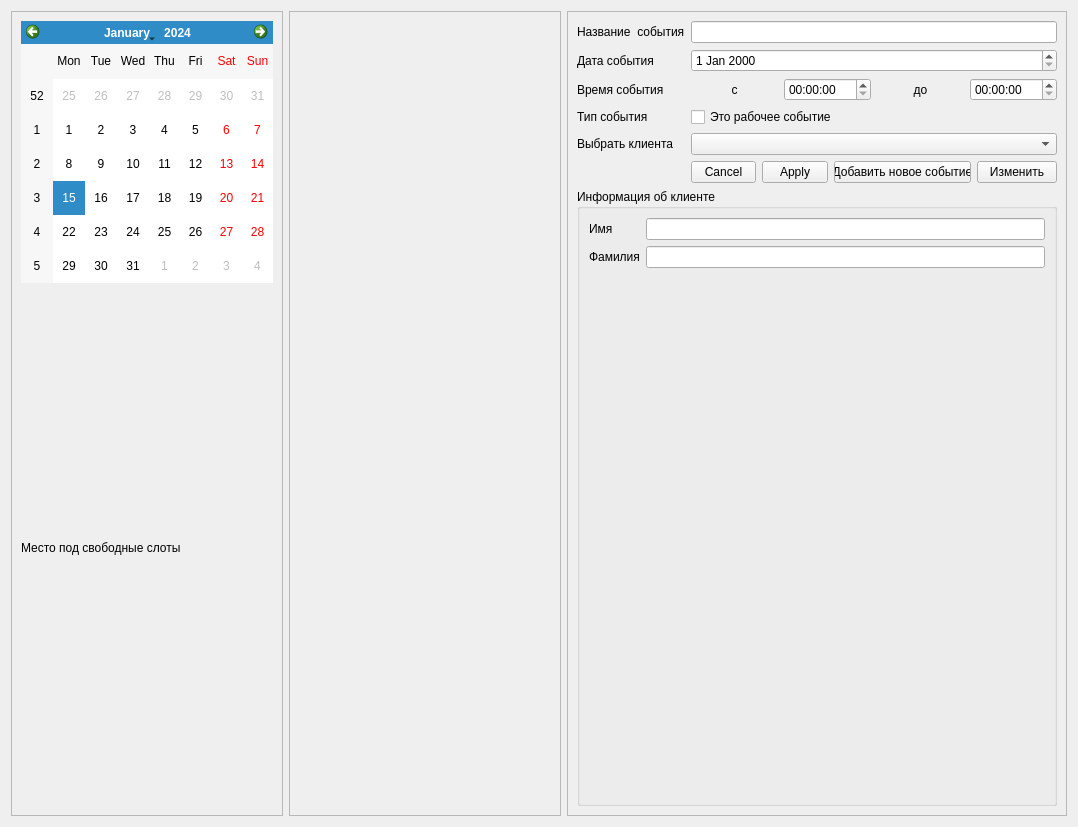
Artem535/PsyClientManager, file ui/pages/eventinfo.ui: the form before one commit.
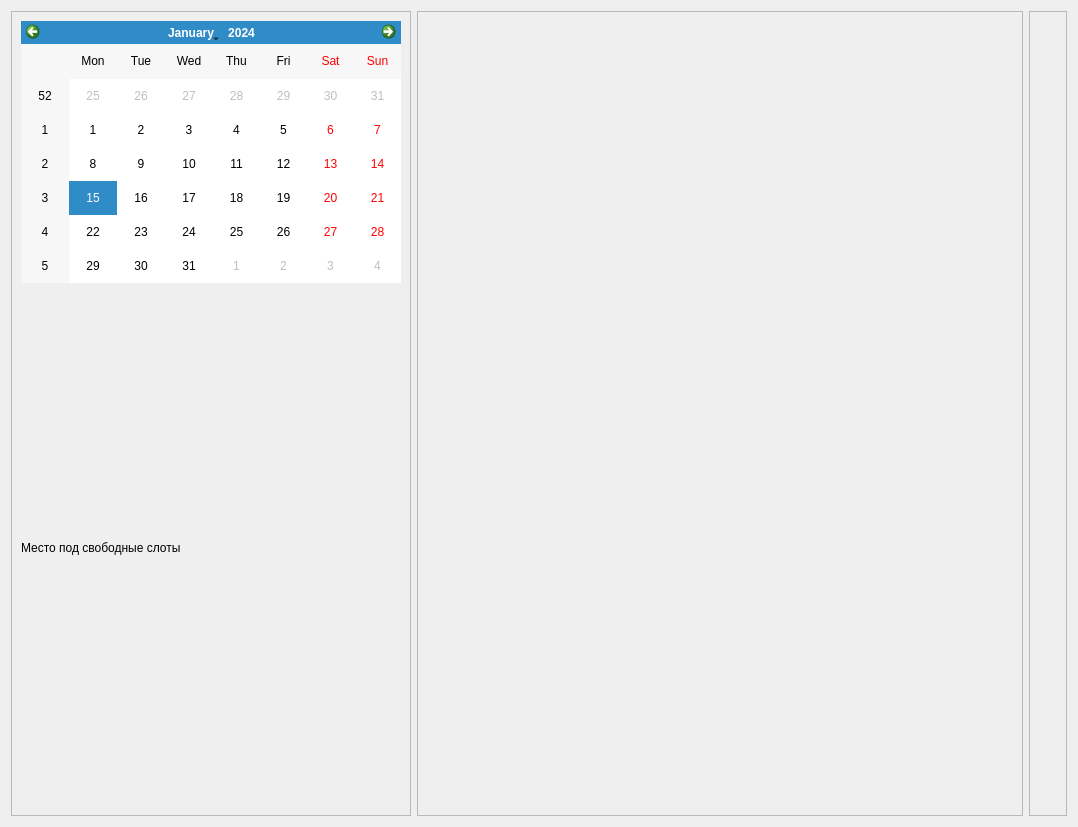
The form after the commit.

Commit message: feat: Move event info to different widget

Diff of the .ui file:
```diff
--- a/ui/pages/eventinfo.ui
+++ b/ui/pages/eventinfo.ui
@@ -96,205 +96,8 @@
      </property>
      <layout class="QVBoxLayout" name="verticalLayout_2">
       <item>
-       <layout class="QFormLayout" name="formLayout">
-        <item row="0" column="0">
-         <widget class="QLabel" name="label_2">
-          <property name="text">
-           <string>Название  события</string>
-          </property>
-         </widget>
-        </item>
-        <item row="0" column="1">
-         <widget class="QLineEdit" name="mTitle"/>
-        </item>
-        <item row="1" column="0">
-         <widget class="QLabel" name="label_7">
-          <property name="text">
-           <string>Дата события</string>
-          </property>
-         </widget>
-        </item>
-        <item row="1" column="1">
-         <widget class="QDateEdit" name="mEventDate">
-          <property name="timeSpec">
-           <enum>Qt::TimeSpec::LocalTime</enum>
-          </property>
-         </widget>
-        </item>
-        <item row="2" column="0">
-         <widget class="QLabel" name="label_4">
-          <property name="text">
-           <string>Время события</string>
-          </property>
-         </widget>
-        </item>
-        <item row="2" column="1">
-         <layout class="QHBoxLayout" name="horizontalLayout_2">
-          <item>
-           <widget class="QLabel" name="label_3">
-            <property name="text">
-             <string>с</string>
-            </property>
-            <property name="alignment">
-             <set>Qt::AlignmentFlag::AlignCenter</set>
-            </property>
-           </widget>
-          </item>
-          <item>
-           <widget class="QTimeEdit" name="mTimeFrom">
-            <property name="timeSpec">
-             <enum>Qt::TimeSpec::LocalTime</enum>
-            </property>
-           </widget>
-          </item>
-          <item>
-           <widget class="QLabel" name="label_5">
-            <property name="text">
-             <string>до</string>
-            </property>
-            <property name="alignment">
-             <set>Qt::AlignmentFlag::AlignCenter</set>
-            </property>
-           </widget>
-          </item>
-          <item>
-           <widget class="QTimeEdit" name="mTimeTo">
-            <property name="timeSpec">
-             <enum>Qt::TimeSpec::LocalTime</enum>
-            </property>
-           </widget>
-          </item>
-         </layout>
-        </item>
-        <item row="3" column="0">
-         <widget class="QLabel" name="mEventTypeLabel">
-          <property name="text">
-           <string>Тип события</string>
-          </property>
-         </widget>
-        </item>
-        <item row="3" column="1">
-         <widget class="QCheckBox" name="mEventType">
-          <property name="text">
-           <string>Это рабочее событие</string>
-          </property>
-         </widget>
-        </item>
-        <item row="5" column="0">
-         <spacer name="horizontalSpacer">
-          <property name="orientation">
-           <enum>Qt::Orientation::Horizontal</enum>
-          </property>
-          <property name="sizeHint" stdset="0">
-           <size>
-            <width>40</width>
-            <height>20</height>
-           </size>
-          </property>
-         </spacer>
-        </item>
-        <item row="5" column="1">
-         <layout class="QHBoxLayout" name="horizontalLayout_3">
-          <item>
-           <widget class="QDialogButtonBox" name="mButtonBox">
-            <property name="orientation">
-             <enum>Qt::Orientation::Horizontal</enum>
-            </property>
-            <property name="standardButtons">
-             <set>QDialogButtonBox::StandardButton::Apply|QDialogButtonBox::StandardButton::Cancel</set>
-            </property>
-            <property name="centerButtons">
-             <bool>true</bool>
-            </property>
-           </widget>
-          </item>
-          <item>
-           <widget class="QPushButton" name="mAddButton">
-            <property name="autoFillBackground">
-             <bool>false</bool>
-            </property>
-            <property name="text">
-             <string>Добавить новое событие</string>
-            </property>
-            <property name="autoDefault">
-             <bool>false</bool>
-            </property>
-            <property name="default">
-             <bool>false</bool>
-            </property>
-            <property name="flat">
-             <bool>false</bool>
-            </property>
-           </widget>
-          </item>
-          <item>
-           <widget class="QPushButton" name="mChangeButton">
-            <property name="text">
-             <string>Изменить</string>
-            </property>
-            <property name="checkable">
-             <bool>false</bool>
-            </property>
-           </widget>
-          </item>
-         </layout>
-        </item>
-        <item row="4" column="1">
-         <widget class="QComboBox" name="mClientComboBox"/>
-        </item>
-        <item row="4" column="0">
-         <widget class="QLabel" name="mClientComboxBoxLabel">
-          <property name="text">
-           <string>Выбрать клиента</string>
-          </property>
-         </widget>
-        </item>
-       </layout>
-      </item>
-      <item>
-       <widget class="QGroupBox" name="groupBox_3">
-        <property name="title">
-         <string>Информация об клиенте</string>
-        </property>
-        <layout class="QFormLayout" name="formLayout_2">
-         <item row="0" column="0">
-          <widget class="QLabel" name="label_8">
-           <property name="text">
-            <string>Имя</string>
-           </property>
-          </widget>
-         </item>
-         <item row="1" column="0">
-          <widget class="QLabel" name="label_9">
-           <property name="text">
-            <string>Фамилия</string>
-           </property>
-          </widget>
-         </item>
-         <item row="2" column="0">
-          <spacer name="verticalSpacer">
-           <property name="orientation">
-            <enum>Qt::Orientation::Vertical</enum>
-           </property>
-           <property name="sizeHint" stdset="0">
-            <size>
-             <width>20</width>
-             <height>40</height>
-            </size>
-           </property>
-          </spacer>
-         </item>
-         <item row="0" column="1">
-          <widget class="QLineEdit" name="mInputName">
-           <property name="text">
-            <string/>
-           </property>
-          </widget>
-         </item>
-         <item row="1" column="1">
-          <widget class="QLineEdit" name="mLastName"/>
-         </item>
-        </layout>
+       <widget class="QWidget" name="detailsContainer" native="true">
+        <layout class="QHBoxLayout" name="horizontalLayout_2"/>
        </widget>
       </item>
      </layout>
```
The commit also changes 14 other files.
